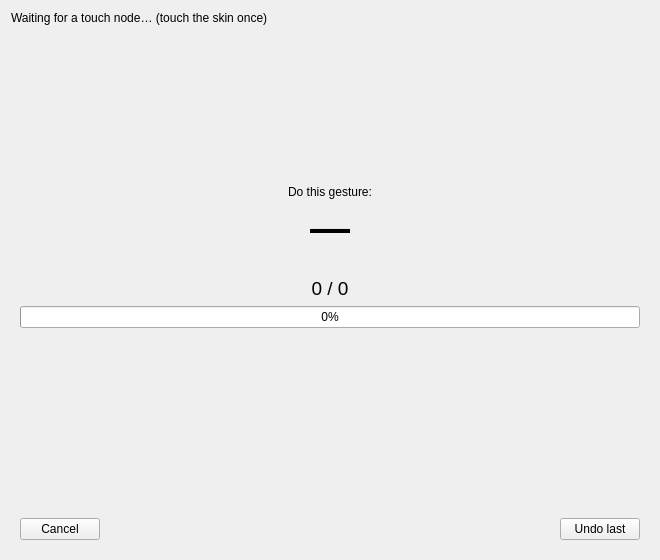
Old version of the form src/gui/ui/gesture_capture_dialog.ui in the repository techandpeople/SoftEdIBO.
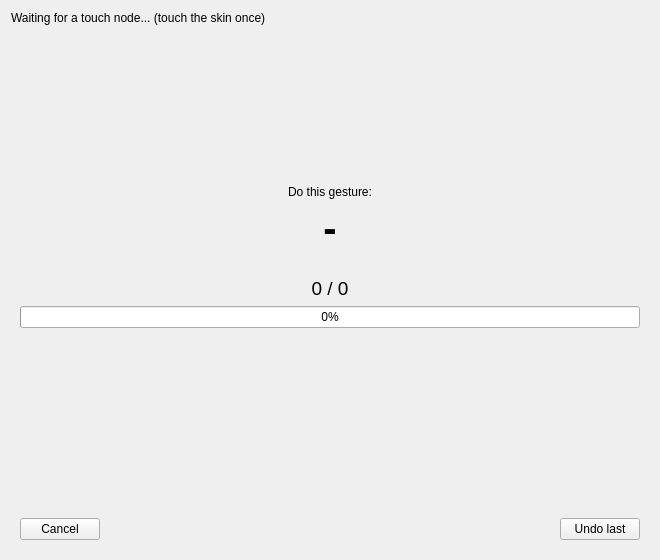
New version of the form. The open tabs and pages were chosen to show the change.

Diff of the .ui file:
```diff
--- a/src/gui/ui/gesture_capture_dialog.ui
+++ b/src/gui/ui/gesture_capture_dialog.ui
@@ -10,7 +10,7 @@
    <item>
     <widget class="QLabel" name="source_label">
      <property name="toolTip"><string>Locks onto the first touch node that streams data. Touch the skin to connect it.</string></property>
-     <property name="text"><string>Waiting for a touch node… (touch the skin once)</string></property>
+     <property name="text"><string>Waiting for a touch node... (touch the skin once)</string></property>
     </widget>
    </item>
    <item>
@@ -110,7 +110,7 @@
         <widget class="QLabel" name="prompt_label">
          <property name="alignment"><set>Qt::AlignCenter</set></property>
          <property name="styleSheet"><string>font-size: 30pt; font-weight: bold;</string></property>
-         <property name="text"><string>—</string></property>
+         <property name="text"><string>-</string></property>
         </widget>
        </item>
        <item>
```
Left out of the diff: 8 changed lines with no effect on the pictures.
